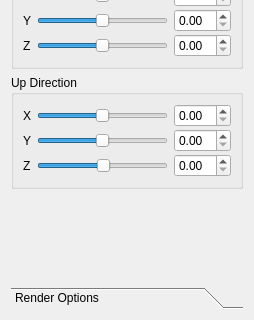
Qt form Assignment 2/SidebarUi.ui (jdthorne/cpsc453) before a commit; both pictures show x 0 to 254 and y 269 to 589 of the 254 by 589 pixel window.
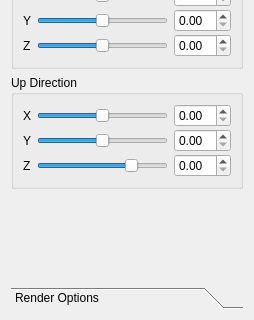
The same form after that commit. The open tabs and pages were chosen to show the change.

```diff
--- a/Assignment 2/SidebarUi.ui
+++ b/Assignment 2/SidebarUi.ui
@@ -666,10 +666,10 @@
           <item row="2" column="1">
            <widget class="QSlider" name="zUp">
             <property name="minimum">
-             <number>-100</number>
+             <number>-2</number>
             </property>
             <property name="maximum">
-             <number>100</number>
+             <number>2</number>
             </property>
             <property name="value">
              <number>1</number>
```
Left out of the diff: 8 changed lines with no effect on the pictures.
